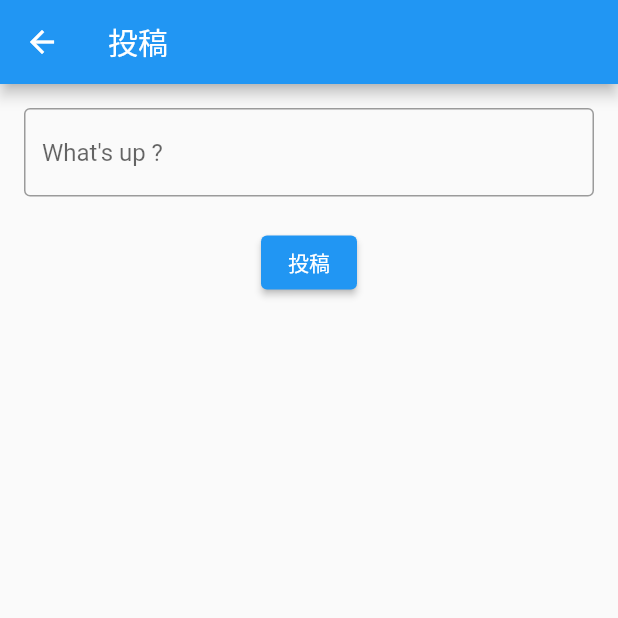
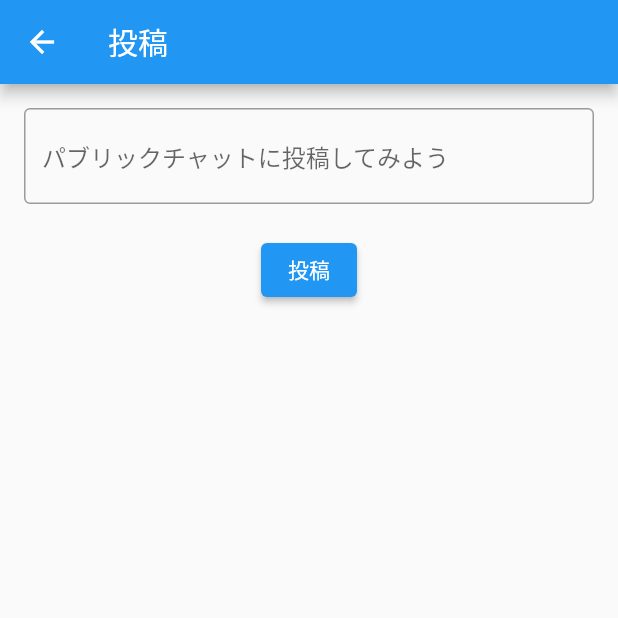
Before and after one commit to ShinoharaTa/nostr_pubcha_client, a Flutter app: the PostScreen screen opened directly, on a phone screen of 412 x 824 dp, the top half of it. Run offline on Flutter 3.47's test engine with Material 2 defaults, Android fonts, the phone set to English and light mode, and no system bars; our stand-ins replace shared_preferences, synchronized; missing offline and left inert: mutex, nostr_core_dart; accounts and stored records are empty; network calls fail.

Commit message:
投稿画面のデザイン修正

```diff
--- a/lib/post.dart
+++ b/lib/post.dart
@@ -21,11 +21,11 @@ class PostScreen extends StatelessWidget {
           children: <Widget>[
             TextField(
               controller: _controller,
-              maxLines: 5,
+              maxLines: 10,
               minLines: 1,
               keyboardType: TextInputType.multiline,
               decoration: InputDecoration(
-                hintText: 'What\'s up ?',
+                hintText: 'パブリックチャットに投稿してみよう',
                 border: OutlineInputBorder(),
               ),
             ),
```
